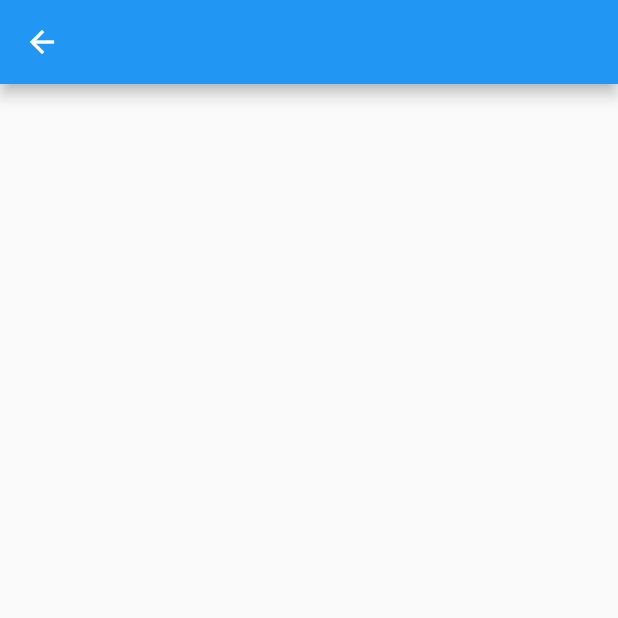
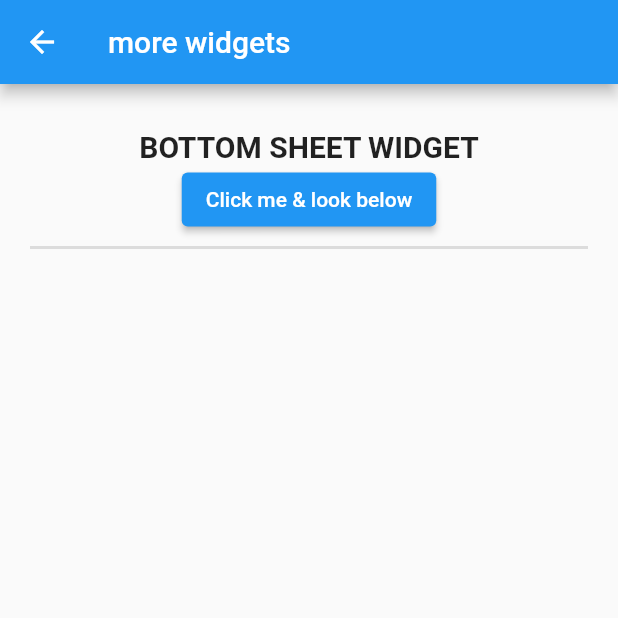
Before and after one commit to KosiChukwukwe/learningFlutter, a Flutter app: the NextScreen screen opened directly, on a phone screen of 412 x 824 dp, the top half of it. Run offline on Flutter 3.47's test engine with Material 2 defaults, Android fonts, the phone set to English and light mode, and no system bars.

Commit message:
added a new screen titled more widgets

```diff
--- a/lib/nextScreen.dart
+++ b/lib/nextScreen.dart
@@ -1,4 +1,4 @@
-// ignore_for_file: file_names
+// ignore_for_file: file_names, prefer_const_constructors, prefer_const_literals_to_create_immutables
 
 import 'package:flutter/material.dart';
 
@@ -10,10 +10,62 @@ class NextScreen extends StatefulWidget {
 }
 
 class _NextScreenState extends State<NextScreen> {
+  void buttomPopUp() {
+    showModalBottomSheet<void>(
+      context: context,
+      builder: (BuildContext context) {
+        return Container(
+          padding: EdgeInsets.all(15),
+          child:
+              Row(mainAxisAlignment: MainAxisAlignment.spaceBetween, children: [
+            Text(
+              'Enjoying The App?',
+              style: TextStyle(
+                fontWeight: FontWeight.bold,
+                fontSize: 20,
+              ),
+            ),
+            IconButton(
+              onPressed: (() => Navigator.pop(context)),
+              icon: Icon(Icons.cancel),
+            )
+          ]),
+        );
+      },
+    );
+  }
+
   @override
   Widget build(BuildContext context) {
     return Scaffold(
-      appBar: AppBar(),
-    );
+        appBar: AppBar(
+          title: Text('more widgets'),
+        ),
+        body: Center(
+          child: Container(
+              padding: EdgeInsets.all(20),
+              child: Column(
+                children: [
+                  SizedBox(
+                    height: 10,
+                  ),
+                  Text(
+                    'BOTTOM SHEET WIDGET',
+                    style: TextStyle(fontWeight: FontWeight.bold, fontSize: 20),
+                  ),
+                  ElevatedButton(
+                      onPressed: buttomPopUp,
+                      child: Text('Click me & look below')),
+                  Divider(
+                    thickness: 2,
+                  ),
+                ],
+              )
+
+              // how to use sliders, remember to check above
+              // for the functions needed...
+
+              ),
+        ));
   }
 }
```
